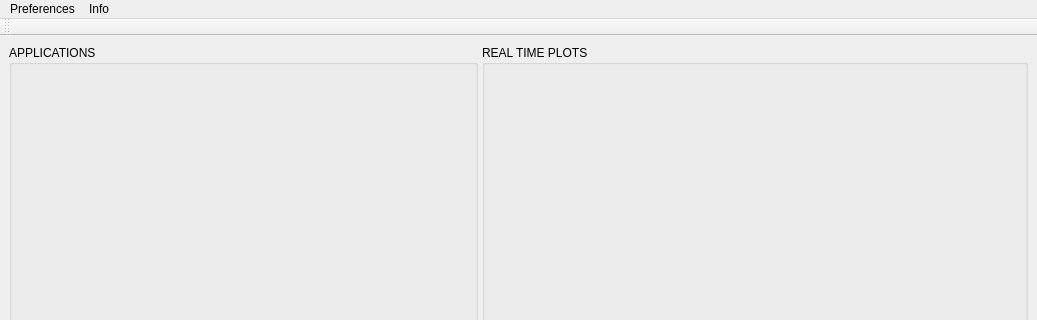
medusabci/medusa-platform, file src/gui/ui_files/main_window.ui: the form before one commit; both pictures show x 0 to 1037 and y 0 to 320 of the 1037 by 728 pixel window.
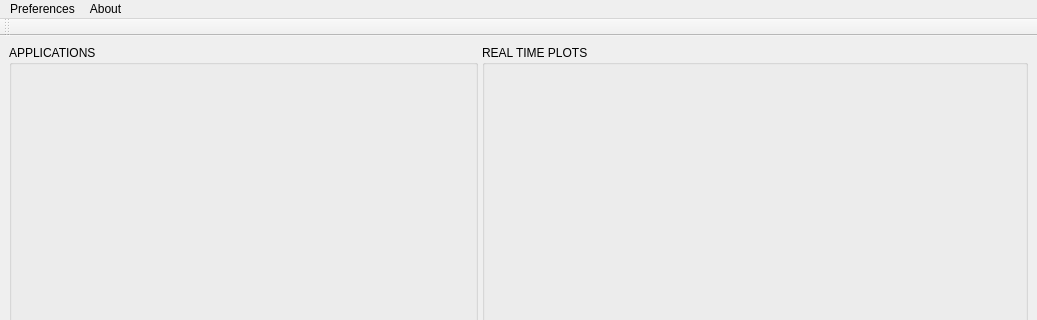
The form after the commit.

Commit message: Added some functionality to apps panel

The edit to the form file:
```diff
--- a/src/gui/ui_files/main_window.ui
+++ b/src/gui/ui_files/main_window.ui
@@ -80,12 +80,12 @@
      <x>0</x>
      <y>0</y>
      <width>1037</width>
-     <height>21</height>
+     <height>22</height>
     </rect>
    </property>
    <widget class="QMenu" name="menuInfo_2">
     <property name="title">
-     <string>Info</string>
+     <string>About</string>
     </property>
    </widget>
    <widget class="QMenu" name="menuPreferences">
```
The commit also changes 2 other files.
